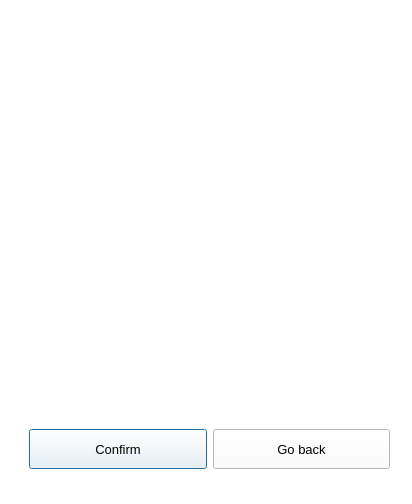
Before: the Qt Designer form layouts/add_device_confirmation.ui in fedulovs/InventoryUI, drawn with Qt 5.
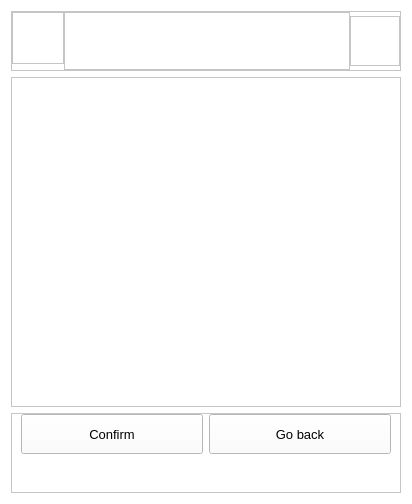
After: the same form once the commit is applied.

Commit message: Change device inputs to correspond with new data source

The edit to the form file:
```diff
--- a/layouts/add_device_confirmation.ui
+++ b/layouts/add_device_confirmation.ui
@@ -10,50 +10,276 @@
                 <height>504</height>
             </rect>
         </property>
-        <property name="font">
-            <font>
-                <pointsize>12</pointsize>
-            </font>
-        </property>
         <property name="windowTitle">
             <string>Dialog</string>
         </property>
-        <widget class="QWidget" name="widget" native="true">
-            <property name="geometry">
-                <rect>
-                    <x>-1</x>
-                    <y>-1</y>
-                    <width>421</width>
-                    <height>511</height>
-                </rect>
-            </property>
             <property name="styleSheet">
                 <string notr="true">background-color: white</string>
             </property>
+        <layout class="QVBoxLayout" name="verticalLayout">
+            <item>
+                <widget class="QFrame" name="frame">
+                    <property name="sizePolicy">
+                        <sizepolicy hsizetype="Preferred" vsizetype="Minimum">
+                            <horstretch>0</horstretch>
+                            <verstretch>0</verstretch>
+                        </sizepolicy>
+                    </property>
+                    <property name="minimumSize">
+                        <size>
+                            <width>0</width>
+                            <height>60</height>
+                        </size>
+                    </property>
+                    <property name="frameShape">
+                        <enum>QFrame::StyledPanel</enum>
+                    </property>
+                    <property name="frameShadow">
+                        <enum>QFrame::Raised</enum>
+                    </property>
+                    <layout class="QHBoxLayout" name="horizontalLayout">
+                        <property name="spacing">
+                            <number>0</number>
+                        </property>
+                        <property name="leftMargin">
+                            <number>0</number>
+                        </property>
+                        <property name="topMargin">
+                            <number>0</number>
+                        </property>
+                        <property name="rightMargin">
+                            <number>0</number>
+                        </property>
+                        <property name="bottomMargin">
+                            <number>0</number>
+                        </property>
+                        <item alignment="Qt::AlignLeft|Qt::AlignTop">
+                            <widget class="QFrame" name="frame_3">
+                                <property name="sizePolicy">
+                                    <sizepolicy hsizetype="Minimum" vsizetype="Preferred">
+                                        <horstretch>0</horstretch>
+                                        <verstretch>0</verstretch>
+                                    </sizepolicy>
+                                </property>
+                                <property name="minimumSize">
+                                    <size>
+                                        <width>50</width>
+                                        <height>0</height>
+                                    </size>
+                                </property>
+                                <property name="frameShape">
+                                    <enum>QFrame::StyledPanel</enum>
+                                </property>
+                                <property name="frameShadow">
+                                    <enum>QFrame::Raised</enum>
+                                </property>
+                                <layout class="QHBoxLayout" name="horizontalLayout_2">
+                                    <property name="spacing">
+                                        <number>0</number>
+                                    </property>
+                                    <property name="leftMargin">
+                                        <number>0</number>
+                                    </property>
+                                    <property name="topMargin">
+                                        <number>0</number>
+                                    </property>
+                                    <property name="rightMargin">
+                                        <number>0</number>
+                                    </property>
+                                    <property name="bottomMargin">
+                                        <number>0</number>
+                                    </property>
+                                    <item alignment="Qt::AlignLeft|Qt::AlignTop">
+                                        <widget class="QPushButton" name="backButton">
+                                            <property name="sizePolicy">
+                                                <sizepolicy hsizetype="Minimum" vsizetype="Minimum">
+                                                    <horstretch>0</horstretch>
+                                                    <verstretch>0</verstretch>
+                                                </sizepolicy>
+                                            </property>
+                                            <property name="minimumSize">
+                                                <size>
+                                                    <width>50</width>
+                                                    <height>50</height>
+                                                </size>
+                                            </property>
+                                            <property name="maximumSize">
+                                                <size>
+                                                    <width>50</width>
+                                                    <height>50</height>
+                                                </size>
+                                            </property>
+                                            <property name="styleSheet">
+                                                <string notr="true">color: white; border: none</string>
+                                            </property>
+                                            <property name="text">
+                                                <string/>
+                                            </property>
+                                        </widget>
+                                    </item>
+                                </layout>
+                            </widget>
+                        </item>
+                        <item>
+                            <widget class="QFrame" name="frame_4">
+                                <property name="sizePolicy">
+                                    <sizepolicy hsizetype="Expanding" vsizetype="Preferred">
+                                        <horstretch>0</horstretch>
+                                        <verstretch>0</verstretch>
+                                    </sizepolicy>
+                                </property>
+                                <property name="frameShape">
+                                    <enum>QFrame::StyledPanel</enum>
+                                </property>
+                                <property name="frameShadow">
+                                    <enum>QFrame::Raised</enum>
+                                </property>
+                                <layout class="QHBoxLayout" name="horizontalLayout_3">
+                                    <property name="spacing">
+                                        <number>0</number>
+                                    </property>
+                                    <property name="leftMargin">
+                                        <number>0</number>
+                                    </property>
+                                    <property name="topMargin">
+                                        <number>0</number>
+                                    </property>
+                                    <property name="rightMargin">
+                                        <number>0</number>
+                                    </property>
+                                    <property name="bottomMargin">
+                                        <number>0</number>
+                                    </property>
+                                    <item>
+                                        <widget class="QLabel" name="title_2">
+                                            <property name="sizePolicy">
+                                                <sizepolicy hsizetype="Minimum" vsizetype="Minimum">
+                                                    <horstretch>0</horstretch>
+                                                    <verstretch>0</verstretch>
+                                                </sizepolicy>
+                                            </property>
+                                            <property name="minimumSize">
+                                                <size>
+                                                    <width>100</width>
+                                                    <height>30</height>
+                                                </size>
+                                            </property>
+                                            <property name="font">
+                                                <font>
+                                                    <pointsize>12</pointsize>
+                                                    <weight>75</weight>
+                                                    <bold>true</bold>
+                                                </font>
+                                            </property>
+                                            <property name="text">
+                                                <string/>
+                                            </property>
+                                            <property name="alignment">
+                                                <set>Qt::AlignCenter</set>
+                                            </property>
+                                        </widget>
+                                    </item>
+                                </layout>
+                            </widget>
+                        </item>
+                        <item>
+                            <widget class="QFrame" name="frame_5">
+                                <property name="sizePolicy">
+                                    <sizepolicy hsizetype="Minimum" vsizetype="Minimum">
+                                        <horstretch>0</horstretch>
+                                        <verstretch>0</verstretch>
+                                    </sizepolicy>
+                                </property>
+                                <property name="minimumSize">
+                                    <size>
+                                        <width>50</width>
+                                        <height>50</height>
+                                    </size>
+                                </property>
+                                <property name="maximumSize">
+                                    <size>
+                                        <width>50</width>
+                                        <height>50</height>
+                                    </size>
+                                </property>
+                                <property name="frameShape">
+                                    <enum>QFrame::StyledPanel</enum>
+                                </property>
+                                <property name="frameShadow">
+                                    <enum>QFrame::Raised</enum>
+                                </property>
+                            </widget>
+                        </item>
+                    </layout>
+                </widget>
+            </item>
+            <item>
+                <widget class="QFrame" name="frame_2">
+                    <property name="sizePolicy">
+                        <sizepolicy hsizetype="Preferred" vsizetype="Expanding">
+                            <horstretch>0</horstretch>
+                            <verstretch>0</verstretch>
+                        </sizepolicy>
+                    </property>
+                    <property name="frameShape">
+                        <enum>QFrame::StyledPanel</enum>
+                    </property>
+                    <property name="frameShadow">
+                        <enum>QFrame::Raised</enum>
+                    </property>
+                    <layout class="QVBoxLayout" name="verticalLayout_2">
+                        <item>
             <widget class="QLabel" name="confirm_text">
-                <property name="geometry">
-                    <rect>
-                        <x>26</x>
-                        <y>20</y>
-                        <width>361</width>
-                        <height>371</height>
-                    </rect>
+                                <property name="font">
+                                    <font>
+                                        <pointsize>12</pointsize>
+                                    </font>
                 </property>
                 <property name="text">
                     <string/>
                 </property>
-            </widget>
-            <widget class="QWidget" name="horizontalLayoutWidget">
-                <property name="geometry">
-                    <rect>
-                        <x>30</x>
-                        <y>410</y>
-                        <width>361</width>
+                                <property name="alignment">
+                                    <set>Qt::AlignLeading|Qt::AlignLeft|Qt::AlignTop</set>
+                                </property>
+                            </widget>
+                        </item>
+                    </layout>
+                </widget>
+            </item>
+            <item>
+                <widget class="QFrame" name="frame_6">
+                    <property name="sizePolicy">
+                        <sizepolicy hsizetype="Preferred" vsizetype="Minimum">
+                            <horstretch>0</horstretch>
+                            <verstretch>0</verstretch>
+                        </sizepolicy>
+                    </property>
+                    <property name="minimumSize">
+                        <size>
+                            <width>0</width>
                         <height>80</height>
-                    </rect>
-                </property>
-                <layout class="QHBoxLayout" name="horizontalLayout">
-                    <item>
+                        </size>
+                    </property>
+                    <property name="frameShape">
+                        <enum>QFrame::StyledPanel</enum>
+                    </property>
+                    <property name="frameShadow">
+                        <enum>QFrame::Raised</enum>
+                    </property>
+                    <layout class="QHBoxLayout" name="horizontalLayout_4">
+                        <property name="leftMargin">
+                            <number>9</number>
+                        </property>
+                        <property name="topMargin">
+                            <number>0</number>
+                        </property>
+                        <property name="rightMargin">
+                            <number>9</number>
+                        </property>
+                        <property name="bottomMargin">
+                            <number>9</number>
+                        </property>
+                        <item alignment="Qt::AlignTop">
                         <widget class="QPushButton" name="confirm_button">
                             <property name="sizePolicy">
                                 <sizepolicy hsizetype="Expanding" vsizetype="Fixed">
@@ -87,7 +313,7 @@
                             </property>
                         </widget>
                     </item>
-                    <item>
+                        <item alignment="Qt::AlignTop">
                         <widget class="QPushButton" name="back_button">
                             <property name="sizePolicy">
                                 <sizepolicy hsizetype="Expanding" vsizetype="Fixed">
@@ -123,7 +349,8 @@
                     </item>
                 </layout>
             </widget>
-        </widget>
+            </item>
+        </layout>
     </widget>
     <resources/>
     <connections/>
```
Left out of the diff: 20 changed lines with no effect on the pictures. Lines whose indentation alone changed are shown as unchanged. The commit also changes 7 other files.
